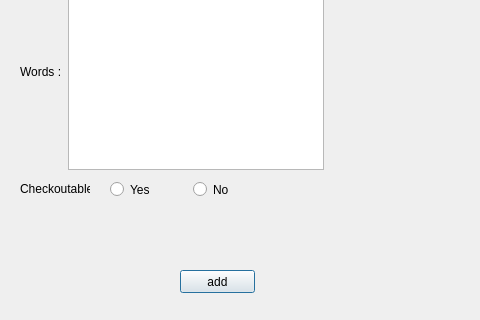
Qt form CS106LibrarySys/addbookdialog.ui (hunterjreid/Library-Management-System) before a commit; both pictures show x 0 to 480 and y 160 to 480 of the 640 by 480 pixel window.
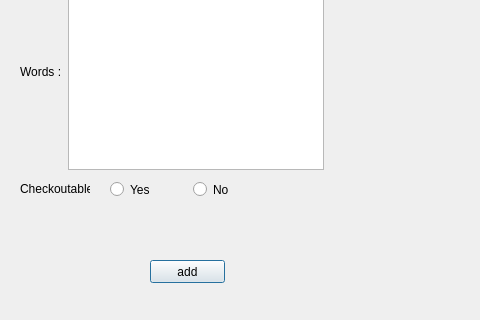
The same form after that commit.

What changed in the file:
```diff
--- a/CS106LibrarySys/addbookdialog.ui
+++ b/CS106LibrarySys/addbookdialog.ui
@@ -29,8 +29,8 @@
   <widget class="QPushButton" name="confirmBtn">
    <property name="geometry">
     <rect>
-     <x>180</x>
-     <y>430</y>
+     <x>150</x>
+     <y>420</y>
      <width>75</width>
      <height>23</height>
     </rect>
```
